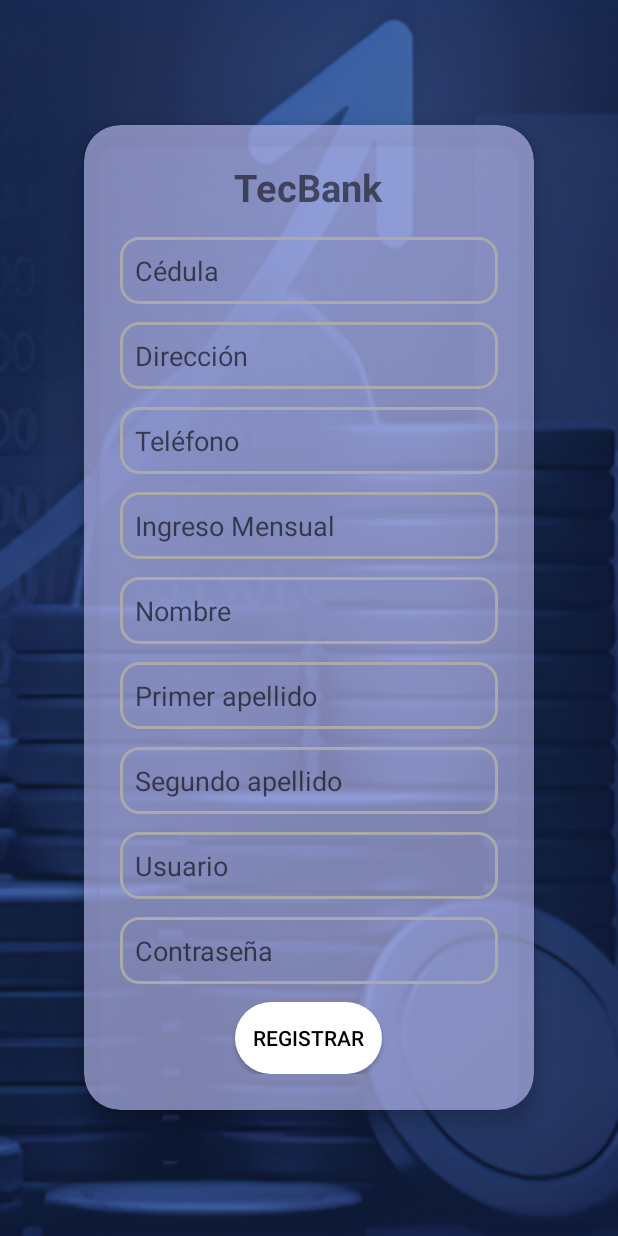
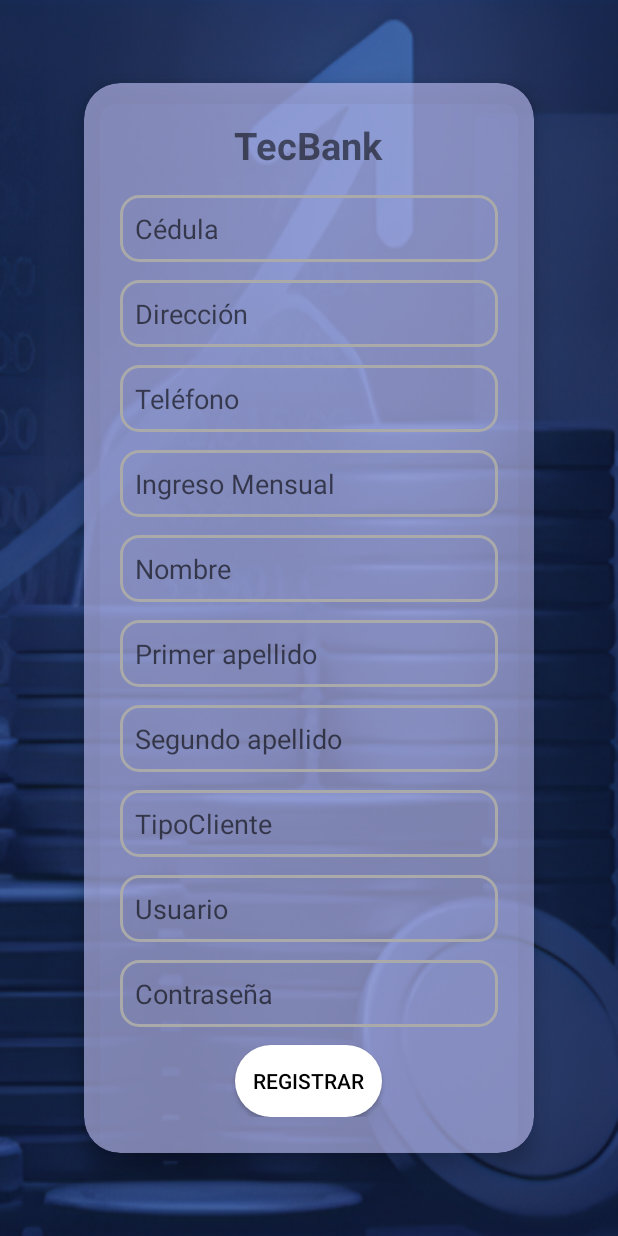
Before and after one commit to jungianca6/Proyectos_Bases, an Android app built with Jetpack Compose: the RegistroActivity screen opened directly, with no data from a screen before it, after a tap on "REGISTRAR", on a phone screen of 412 x 824 dp. Run offline under Robolectric (Android 15) with nearby library versions, the phone set to English and light mode, and no system bars.

Commit message:
al fin me dejo entrar
me cago en android studio y ngrok

```diff
--- a/app/src/main/java/com/example/tecbank/MainActivity.kt
+++ b/app/src/main/java/com/example/tecbank/MainActivity.kt
@@ -51,7 +51,7 @@ class MainActivity : ComponentActivity() {
         )
 
         val request = Request.Builder()
-            .url("https://b973-201-202-14-53.ngrok-free.app/MenuInicio/Login")
+            .url("https://a083-186-64-212-255.ngrok-free.app/MenuInicio/Login")
             .post(requestBody)
             .build()
 
@@ -91,7 +91,7 @@ class MainActivity : ComponentActivity() {
 
                                     val intent =
                                         Intent(this@MainActivity, CuentasActivity::class.java)
-                                        startActivity(intent)
+                                    startActivity(intent)
                                 } else {
                                     Toast.makeText(
                                         this@MainActivity,
--- a/app/src/main/java/com/example/tecbank/RegistroActivity.kt
+++ b/app/src/main/java/com/example/tecbank/RegistroActivity.kt
@@ -30,6 +30,7 @@ class RegistroActivity : ComponentActivity() {
             val direccion = findViewById<EditText>(R.id.direccion).text.toString()
             val telefono = findViewById<EditText>(R.id.telefono).text.toString()
             val ingresoMensual = findViewById<EditText>(R.id.ingresoMensual).text.toString().toIntOrNull() ?: 0
+            val tipoCliente = findViewById<EditText>(R.id.TipoCliente).text.toString()
             val usuario = findViewById<EditText>(R.id.usuario).text.toString()
             val contrasena = findViewById<EditText>(R.id.contrasena).text.toString()
 
@@ -42,7 +43,7 @@ class RegistroActivity : ComponentActivity() {
                 put("nombre", nombre)
                 put("apellido1", apellido1)
                 put("apellido2", apellido2)
-                put("tipoDeCliente", "ola")
+                put("tipoDeCliente", tipoCliente)
                 put("usuario", usuario)
                 put("contrasena", contrasena)
                 put("adminRol", false)
@@ -72,7 +73,7 @@ class RegistroActivity : ComponentActivity() {
 
 
         val request = Request.Builder()
-            .url("https://b973-201-202-14-53.ngrok-free.app/MenuInicio/Registro")
+            .url("https://a083-186-64-212-255.ngrok-free.app/MenuInicio/Registro")
             .post(requestBody)
             .build()
 
--- a/app/src/main/res/layout/activity_registro.xml
+++ b/app/src/main/res/layout/activity_registro.xml
@@ -107,6 +107,16 @@
                 android:padding="10dp" />
 
             <EditText
+                android:id="@+id/TipoCliente"
+                android:layout_width="match_parent"
+                android:layout_height="wrap_content"
+                android:layout_marginBottom="12dp"
+                android:background="@drawable/edittext_redondeado"
+                android:hint="TipoCliente"
+                android:inputType="textPersonName"
+                android:padding="10dp" />
+
+            <EditText
                 android:id="@+id/usuario"
                 android:layout_width="match_parent"
                 android:layout_height="wrap_content"
```
